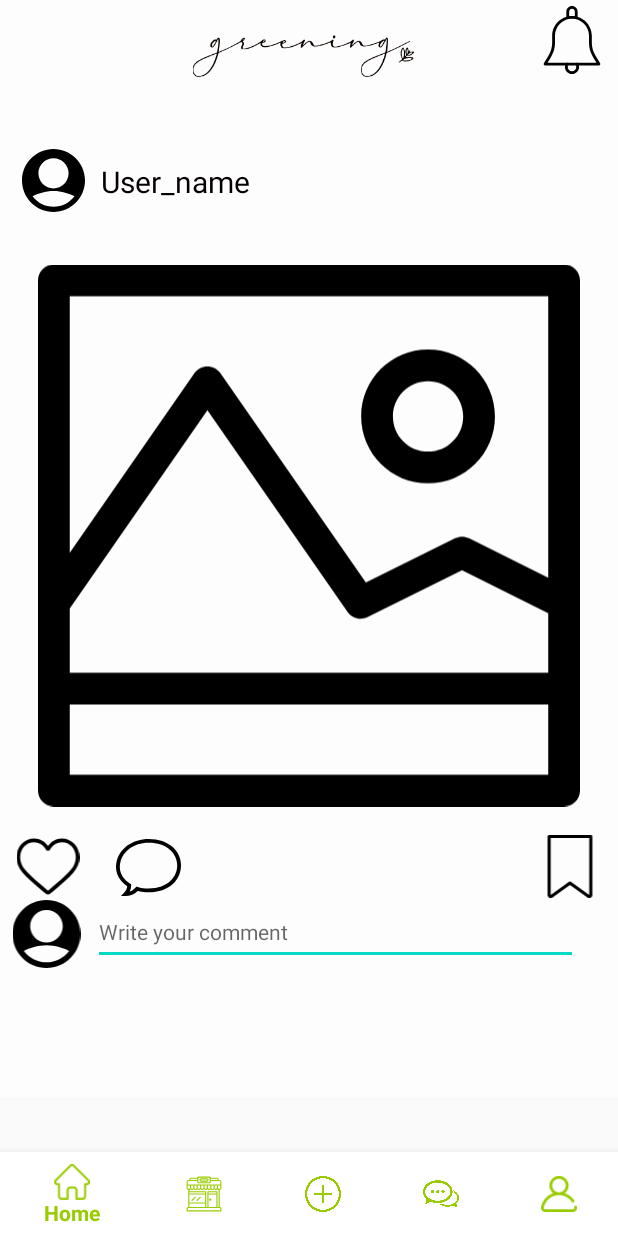
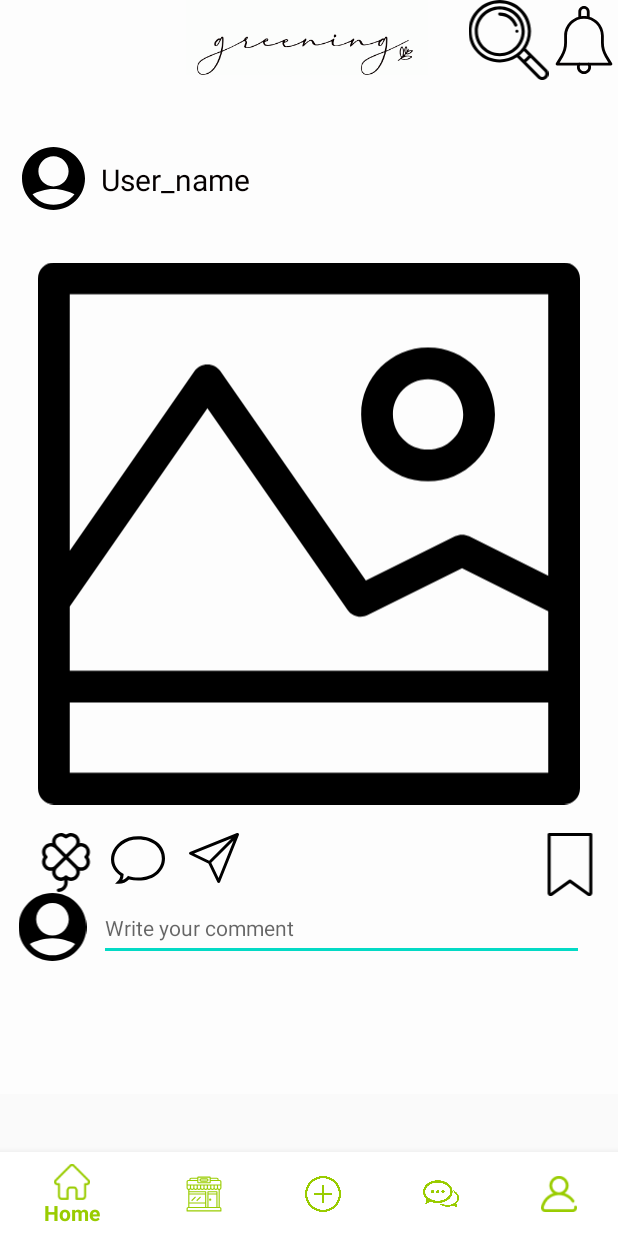
Before and after one commit to MyGreenPic/greenPic, an Android app: the HomeFragment screen opened directly, with no data from a screen before it, on a phone screen of 412 x 824 dp. Run offline under Robolectric (Android 15) with nearby library versions, the phone set to English and light mode, and no system bars.

Commit message:
Update fragment_home.xml

```diff
--- a/app/src/main/res/layout/fragment_home.xml
+++ b/app/src/main/res/layout/fragment_home.xml
@@ -19,9 +19,9 @@
 
             <ImageView
                 android:id="@+id/imageView"
-                android:layout_width="303dp"
-                android:layout_height="51dp"
-                android:layout_marginStart="52dp"
+                android:layout_width="161dp"
+                android:layout_height="50dp"
+                android:layout_marginStart="124dp"
                 android:background="#FCFDFC"
                 android:tint="#090000"
                 app:layout_constraintStart_toStartOf="parent"
@@ -33,14 +33,13 @@
                 android:id="@+id/imageView2"
                 android:layout_width="45dp"
                 android:layout_height="53dp"
-                android:layout_marginStart="3dp"
-                android:layout_marginBottom="678dp"
+                android:layout_marginBottom="676dp"
                 android:clickable="true"
                 android:contextClickable="true"
                 android:focusable="true"
                 android:tint="#040101"
                 app:layout_constraintBottom_toBottomOf="parent"
-                app:layout_constraintStart_toEndOf="@+id/imageView"
+                app:layout_constraintStart_toEndOf="@+id/imageView20"
                 app:srcCompat="@drawable/bellshape"
                 tools:ignore="ContentDescription" />
 
@@ -84,26 +83,13 @@
 
 
             <ImageView
-                android:id="@+id/imageView5"
+                android:id="@+id/imageView6"
                 android:layout_width="56dp"
-                android:layout_height="42dp"
-                android:layout_marginStart="4dp"
-                android:clickable="true"
-                android:contextClickable="true"
-                android:focusable="true"
-                app:layout_constraintEnd_toStartOf="@+id/imageView6"
-                app:layout_constraintStart_toStartOf="parent"
-                app:layout_constraintTop_toBottomOf="@+id/imageView4"
-                app:srcCompat="@drawable/heart"
-                tools:ignore="ContentDescription" />
-
-            <ImageView
-                android:id="@+id/imageView6"
-                android:layout_width="78dp"
-                android:layout_height="43dp"
+                android:layout_height="36dp"
+                android:layout_marginStart="64dp"
                 android:clickable="true"
                 android:focusable="true"
-                app:layout_constraintStart_toEndOf="@+id/imageView5"
+                app:layout_constraintStart_toStartOf="parent"
                 app:layout_constraintTop_toBottomOf="@+id/imageView4"
                 app:srcCompat="@drawable/ic_chat"
                 tools:ignore="ContentDescription" />
@@ -123,10 +109,13 @@
                 android:id="@+id/imageView8"
                 android:layout_width="62dp"
                 android:layout_height="45dp"
+                android:layout_marginStart="4dp"
+                android:layout_marginTop="4dp"
                 app:layout_constraintStart_toStartOf="parent"
                 app:layout_constraintTop_toBottomOf="@+id/imageView6"
                 app:srcCompat="@drawable/user_image"
                 tools:ignore="ContentDescription" />
+
 
             <com.google.android.material.textfield.TextInputEditText
                 android:layout_width="323dp"
@@ -135,8 +124,7 @@
                 android:singleLine="false"
                 android:textAppearance="@style/TextAppearance.AppCompat.Inverse"
                 app:layout_constraintStart_toEndOf="@+id/imageView8"
-                app:layout_constraintTop_toBottomOf="@+id/imageView6" />
-
+                app:layout_constraintTop_toBottomOf="@+id/imageView7" />
 
             <com.google.android.material.bottomnavigation.BottomNavigationView
                 android:id="@+id/navigationView"
@@ -150,6 +138,33 @@
                 app:layout_constraintStart_toStartOf="parent"
                 app:menu="@menu/menu_bottomnavigationview" />
 
+            <ImageView
+                android:id="@+id/imageView20"
+                android:layout_width="55dp"
+                android:layout_height="53dp"
+                android:layout_marginStart="26dp"
+                app:layout_constraintStart_toEndOf="@+id/imageView"
+                app:layout_constraintTop_toTopOf="parent"
+                app:srcCompat="@drawable/searchmark" />
+
+            <ImageView
+                android:id="@+id/imageView21"
+                android:layout_width="44dp"
+                android:layout_height="33dp"
+                android:layout_marginEnd="183dp"
+                app:layout_constraintEnd_toStartOf="@+id/imageView7"
+                app:layout_constraintTop_toBottomOf="@+id/imageView4"
+                app:srcCompat="@drawable/ic_send" />
+
+            <ImageView
+                android:id="@+id/imageView22"
+                android:layout_width="56dp"
+                android:layout_height="39dp"
+                android:layout_marginStart="16dp"
+                app:layout_constraintStart_toStartOf="parent"
+                app:layout_constraintTop_toBottomOf="@+id/imageView4"
+                app:srcCompat="@drawable/ic_clover" />
+
 
         </androidx.constraintlayout.widget.ConstraintLayout>
 
```
